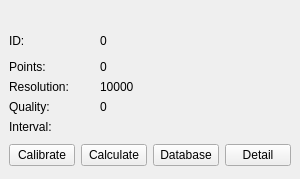
This is gui/snowgui/icegui/calibrationwidget.ui in AndreasFMueller/AstroPhotography as Qt 5 draws it before an edit. The edited form follows.
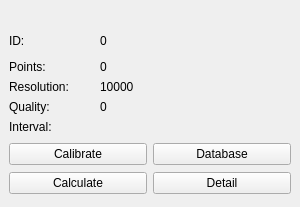
This is the edited form. Custom widgets are drawn as their Qt base class.

Commit message: fix display bug which prevented the color box to be displayed

What changed in the file:
```diff
--- a/gui/snowgui/icegui/calibrationwidget.ui
+++ b/gui/snowgui/icegui/calibrationwidget.ui
@@ -7,7 +7,7 @@
     <x>0</x>
     <y>0</y>
     <width>300</width>
-    <height>179</height>
+    <height>207</height>
    </rect>
   </property>
   <property name="minimumSize">
@@ -150,32 +150,32 @@
      <property name="maximumSize">
       <size>
        <width>16777215</width>
-       <height>44</height>
+       <height>72</height>
       </size>
      </property>
-     <layout class="QHBoxLayout" name="horizontalLayout">
-      <item>
+     <layout class="QGridLayout" name="gridLayout_2">
+      <item row="0" column="0">
        <widget class="QPushButton" name="calibrateButton">
         <property name="text">
          <string>Calibrate</string>
         </property>
        </widget>
       </item>
-      <item>
-       <widget class="QPushButton" name="calculateButton">
-        <property name="text">
-         <string>Calculate</string>
-        </property>
-       </widget>
-      </item>
-      <item>
+      <item row="0" column="1">
        <widget class="QPushButton" name="databaseButton">
         <property name="text">
          <string>Database</string>
         </property>
        </widget>
       </item>
-      <item>
+      <item row="1" column="0">
+       <widget class="QPushButton" name="calculateButton">
+        <property name="text">
+         <string>Calculate</string>
+        </property>
+       </widget>
+      </item>
+      <item row="1" column="1">
        <widget class="QPushButton" name="detailButton">
         <property name="text">
          <string>Detail</string>
```
The commit also changes 2 other files.
